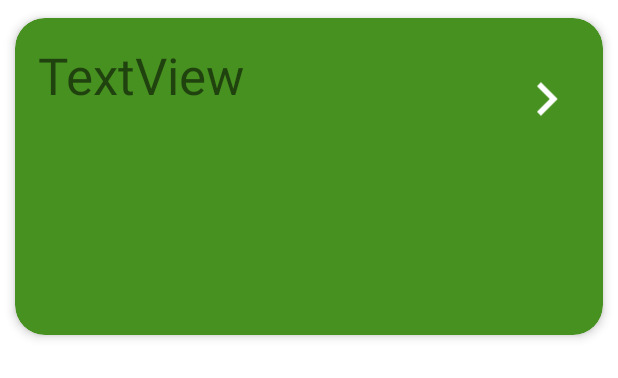
After one commit to AmarisOsorio/App-Takatuli, an Android app: the layout activity_item_card_resta.xml on its own in the app's theme, with its tools: preview values and no code run, on a phone screen of 412 x 824 dp. The commit adds this screen. Shown: the top 378 px of the screen. Run offline under Robolectric (Android 15) with nearby library versions, the phone set to English and light mode, and no system bars; Roboto replaces fonts that are not available here.

Commit message:
Errores pendientes

```diff
--- a/Takatuli/app/src/main/java/expo/turismo/takatuli/MainActivity.kt
+++ b/Takatuli/app/src/main/java/expo/turismo/takatuli/MainActivity.kt
@@ -15,15 +15,10 @@ class MainActivity : AppCompatActivity() {
 
     override fun onCreate(savedInstanceState: Bundle?) {
         super.onCreate(savedInstanceState)
-
         binding = ActivityMainBinding.inflate(layoutInflater)
         setContentView(binding.root)
-
         val navView: BottomNavigationView = binding.navView
-
         val navController = findNavController(R.id.nav_host_fragment_activity_main)
-        // Passing each menu ID as a set of Ids because each
-        // menu should be considered as top level destinations.
         val appBarConfiguration = AppBarConfiguration(
             setOf(
                 R.id.fragment_perfil, R.id.fragment_ajustes,R.id.fragment_chat,R.id.fragment_inicio,R.id.frameLayout5
--- /dev/null
+++ b/Takatuli/app/src/main/res/layout/activity_item_card_resta.xml
@@ -0,0 +1,56 @@
+<?xml version="1.0" encoding="utf-8"?>
+<androidx.cardview.widget.CardView xmlns:android="http://schemas.android.com/apk/res/android"
+    xmlns:app="http://schemas.android.com/apk/res-auto"
+    xmlns:tools="http://schemas.android.com/tools"
+    android:id="@+id/main"
+
+    app:cardElevation="4dp"
+    app:cardCornerRadius="20dp"
+    app:cardUseCompatPadding="true"
+    app:contentPadding="15dp"
+
+
+
+    android:layout_width="match_parent"
+    android:layout_height="235dp"
+    android:backgroundTint="@color/verdeOscuro"
+    tools:context=".item_card">
+
+
+    <LinearLayout
+        android:layout_width="match_parent"
+        android:layout_height="77dp">
+
+        <HorizontalScrollView
+            android:layout_width="match_parent"
+            android:layout_height="match_parent"
+            android:layout_weight="1">
+
+            <LinearLayout
+                android:layout_width="wrap_content"
+                android:layout_height="match_parent"
+                android:orientation="horizontal">
+
+            </LinearLayout>
+        </HorizontalScrollView>
+
+
+        <ImageView
+            android:id="@+id/imgBorrar"
+            android:layout_width="90dp"
+            android:layout_height="match_parent"
+            android:layout_weight="1"
+            app:srcCompat="@drawable/baseline_keyboard_arrow_right_24" />
+
+    </LinearLayout>
+
+    <TextView
+        android:id="@+id/txtNombreRestaM"
+        android:layout_width="300dp"
+        android:layout_height="76dp"
+        android:layout_weight="1"
+        android:text="TextView"
+        android:textSize="34sp" />
+
+
+</androidx.cardview.widget.CardView>
```
Also changed, not shown: Takatuli/app/src/main/AndroidManifest.xml (+7 -3 lines), Takatuli/app/src/main/java/expo/turismo/takatuli/Modelo/tbRestaurante2.kt (added, +9 -0 lines), Takatuli/app/src/main/java/expo/turismo/takatuli/RecyclerViewResta/Adaptador.kt (added, +22 -0 lines), Takatuli/app/src/main/java/expo/turismo/takatuli/RecyclerViewResta/ViewHolder.kt (added, +10 -0 lines), Takatuli/app/src/main/java/expo/turismo/takatuli/activity_rcvRestaurante.kt (added, +69 -0 lines), Takatuli/app/src/main/java/expo/turismo/takatuli/fragment_perfil.kt (+5 -2 lines), Takatuli/app/src/main/res/layout/activity_rcv_restaurante.xml (added, +34 -0 lines), Takatuli/app/src/main/res/drawable/horizontal.png (added), Takatuli/app/src/main/res/drawable/luxa_org_opacity_changed_pattern_maya6.png (added), Takatuli/app/src/main/res/drawable/vertical.png (added).
